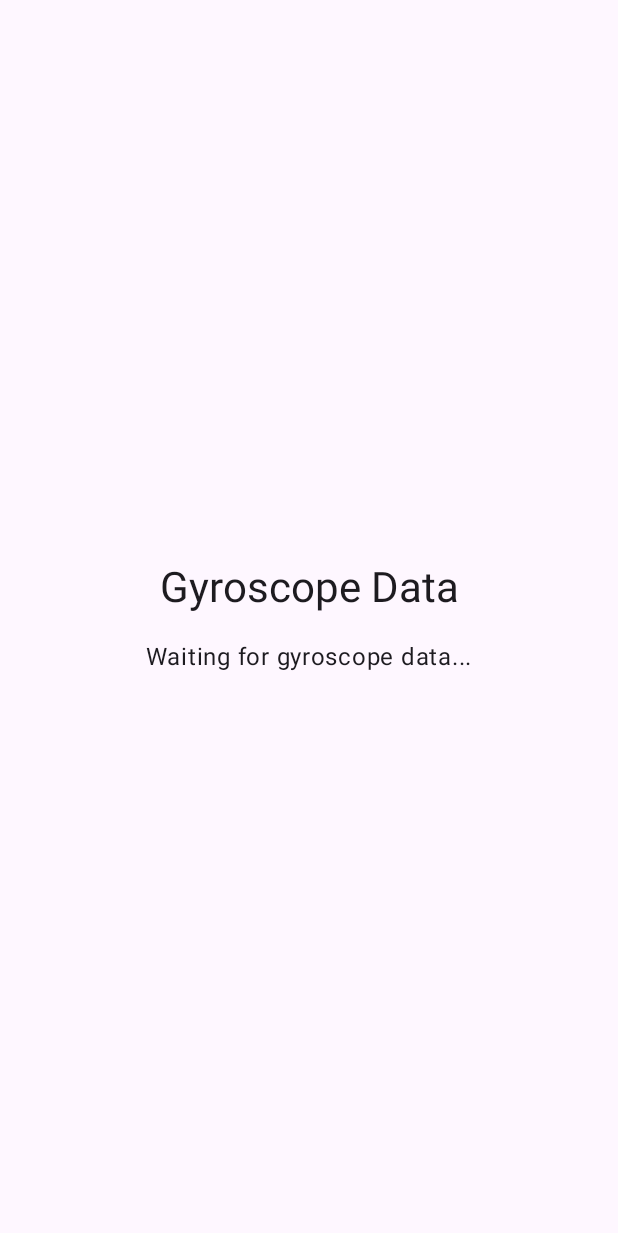
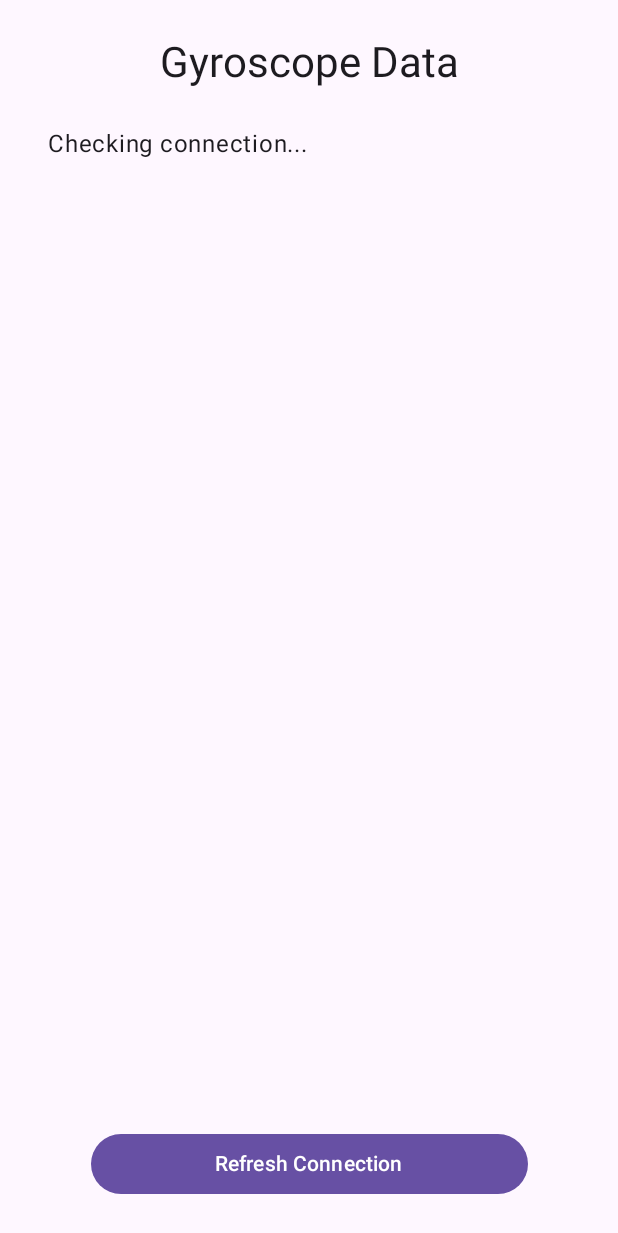
Before and after one commit to HARbit-Org/HARbit, an Android app built with Jetpack Compose: the screen it shows after launch (MainActivity), on a phone screen of 412 x 824 dp. Shown: the top 1233 px of the screen. Run offline under Robolectric (Android 15) with nearby library versions, the phone set to English and light mode, and no system bars; libraries missing offline, so code that uses them is left out: com.google.android.gms; 2 statements that could not run were skipped.

Commit message:
improved version

```diff
--- a/mobile/src/main/java/com/example/harbit_wearos/MainActivity.kt
+++ b/mobile/src/main/java/com/example/harbit_wearos/MainActivity.kt
@@ -5,6 +5,7 @@ import android.os.Bundle
 import androidx.activity.ComponentActivity
 import androidx.activity.compose.setContent
 import androidx.compose.foundation.layout.*
+import androidx.compose.foundation.verticalScroll
 import androidx.compose.material3.*
 import androidx.compose.runtime.*
 import androidx.compose.ui.Alignment
@@ -36,6 +37,7 @@ fun GyroScreen() {
     val context = LocalContext.current.applicationContext as Application
     val viewModel: GyroViewModel = viewModel(factory = ViewModelProvider.AndroidViewModelFactory(context))
     val gyroText by viewModel.gyroText.collectAsState()
+
     Surface(modifier = Modifier.fillMaxSize()) {
         Column(
             modifier = Modifier.fillMaxSize().padding(24.dp),
@@ -44,7 +46,33 @@ fun GyroScreen() {
         ) {
             Text("Gyroscope Data", style = MaterialTheme.typography.headlineMedium)
             Spacer(modifier = Modifier.height(16.dp))
-            Text(gyroText, style = MaterialTheme.typography.bodyLarge)
+
+            // Scrollable area for the gyro data
+            Box(
+                modifier = Modifier
+                    .fillMaxWidth()
+                    .weight(1f)
+                    .padding(8.dp)
+            ) {
+                val scrollState = androidx.compose.foundation.rememberScrollState()
+                Text(
+                    text = gyroText,
+                    style = MaterialTheme.typography.bodyLarge,
+                    modifier = Modifier.verticalScroll(scrollState)
+                )
+            }
+
+            // Add a button to refresh the connection
+            Spacer(modifier = Modifier.height(16.dp))
+            Button(
+                onClick = {
+                    // Cast to our view model type to access the function
+                    (viewModel as? GyroViewModel)?.checkWearConnection()
+                },
+                modifier = Modifier.fillMaxWidth(0.8f)
+            ) {
+                Text("Refresh Connection")
+            }
         }
     }
 }
@@ -54,9 +82,44 @@ class GyroViewModel(application: Application) : AndroidViewModel(application), M
     val gyroText = _gyroText.asStateFlow()
 
     private val MSG_PATH = "/gyro"
+    private val messageClient = Wearable.getMessageClient(application)
+    private val nodeClient = Wearable.getNodeClient(application)
 
     init {
-        Wearable.getMessageClient(application).addListener(this)
+        // Register listener immediately
+        messageClient.addListener(this)
+
+        // Check for and establish connection with wear devices
+        checkWearConnection()
+    }
+
+    // Made public to allow UI interaction
+    fun checkWearConnection() {
+        _gyroText.value = "Checking connection..."
+
+        nodeClient.connectedNodes.addOnSuccessListener { nodes ->
+            if (nodes.isEmpty()) {
+                _gyroText.value = "No connected wearable devices found.\nPlease ensure your watch is connected."
+            } else {
+                val nodeNames = nodes.joinToString(", ") { it.displayName }
+                _gyroText.value = "Connected to: $nodeNames\nWaiting for gyroscope data..."
+
+                // Send a test message to verify connection
+                nodes.forEach { node ->
+                    messageClient.sendMessage(node.id, "/mobile-connected", byteArrayOf())
+                        .addOnSuccessListener {
+                            android.util.Log.d("GyroViewModel", "Successfully sent connection message to ${node.displayName}")
+                        }
+                        .addOnFailureListener { e ->
+                            android.util.Log.e("GyroViewModel", "Failed to send message to ${node.displayName}: ${e.message}")
+                            _gyroText.value = "Connection error: ${e.message}\nPlease restart the app."
+                        }
+                }
+            }
+        }.addOnFailureListener { e ->
+            _gyroText.value = "Failed to check wearable connection: ${e.message}"
+            android.util.Log.e("GyroViewModel", "Failed to get connected nodes: ${e.message}")
+        }
     }
 
     override fun onMessageReceived(event: MessageEvent) {
@@ -64,6 +127,7 @@ class GyroViewModel(application: Application) : AndroidViewModel(application), M
             val payload = event.data
             val buf = java.nio.ByteBuffer.wrap(payload)
             val sb = StringBuilder()
+            try {
                 while (buf.remaining() >= 8 + 3 * 4) {
                     val timestamp = buf.long
                     val x = buf.float
@@ -72,11 +136,16 @@ class GyroViewModel(application: Application) : AndroidViewModel(application), M
                     sb.append("timestamp: $timestamp\nx: $x\ny: $y\nz: $z\n\n")
                 }
                 _gyroText.value = sb.toString()
+                android.util.Log.d("GyroViewModel", "Received gyro data from ${event.sourceNodeId}")
+            } catch (e: Exception) {
+                _gyroText.value = "Error parsing data: ${e.message}"
+                android.util.Log.e("GyroViewModel", "Error parsing gyro data", e)
+            }
         }
     }
 
     override fun onCleared() {
         super.onCleared()
-        Wearable.getMessageClient(getApplication()).removeListener(this)
+        messageClient.removeListener(this)
     }
 }
```
Also changed, not shown: mobile/src/main/AndroidManifest.xml (+8 -0 lines), wear/src/main/java/com/example/harbit_wearos/sensors/SensorService.kt (+59 -7 lines). Lines whose indentation alone changed are shown as unchanged.
